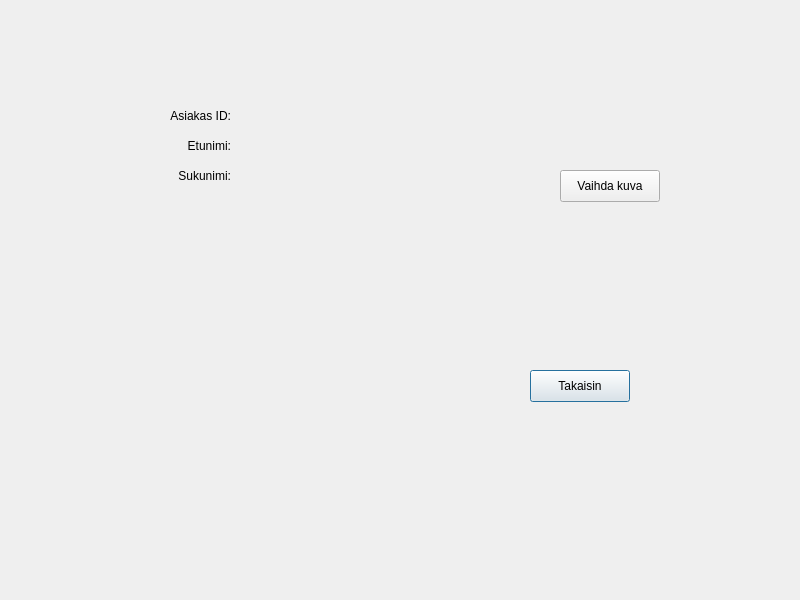
Before: the Qt Designer form bank-automat/customerdata.ui in DeveMike/Software_Development_Application_Project, drawn with Qt 5.
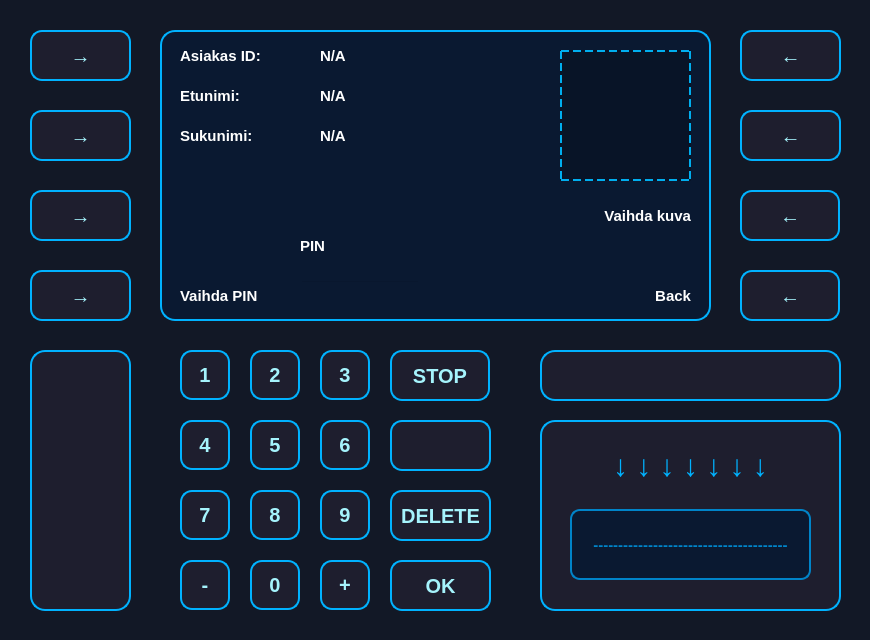
After: the same form once the commit is applied.

Commit message: Customer Information UI + PIN Code Change

Diff of the .ui file:
```diff
--- a/bank-automat/customerdata.ui
+++ b/bank-automat/customerdata.ui
@@ -6,122 +6,216 @@
    <rect>
     <x>0</x>
     <y>0</y>
-    <width>800</width>
-    <height>600</height>
+    <width>870</width>
+    <height>640</height>
    </rect>
   </property>
   <property name="windowTitle">
    <string>Dialog</string>
   </property>
+  <property name="styleSheet">
+   <string notr="true">QDialog, QWidget {
+    background-color: #121826;
+}</string>
+  </property>
   <widget class="QLabel" name="labelData">
    <property name="geometry">
     <rect>
-     <x>110</x>
-     <y>100</y>
-     <width>121</width>
-     <height>31</height>
+     <x>180</x>
+     <y>30</y>
+     <width>131</width>
+     <height>51</height>
     </rect>
    </property>
+   <property name="styleSheet">
+    <string notr="true">font-size: 15px;
+color: white;
+font-weight: bold;
+background-color: transparent;
+text-transform: uppercase;</string>
+   </property>
    <property name="text">
     <string>Asiakas ID:</string>
    </property>
    <property name="alignment">
-    <set>Qt::AlignmentFlag::AlignRight|Qt::AlignmentFlag::AlignTrailing|Qt::AlignmentFlag::AlignVCenter</set>
+    <set>Qt::AlignmentFlag::AlignLeading|Qt::AlignmentFlag::AlignLeft|Qt::AlignmentFlag::AlignVCenter</set>
    </property>
   </widget>
   <widget class="QLabel" name="labelData_2">
    <property name="geometry">
     <rect>
-     <x>110</x>
-     <y>160</y>
-     <width>121</width>
-     <height>31</height>
+     <x>180</x>
+     <y>110</y>
+     <width>131</width>
+     <height>51</height>
     </rect>
    </property>
+   <property name="styleSheet">
+    <string notr="true">font-size: 15px;
+color: white;
+font-weight: bold;
+background-color: transparent;
+text-transform: uppercase;</string>
+   </property>
    <property name="text">
     <string>Sukunimi:</string>
    </property>
    <property name="alignment">
-    <set>Qt::AlignmentFlag::AlignRight|Qt::AlignmentFlag::AlignTrailing|Qt::AlignmentFlag::AlignVCenter</set>
+    <set>Qt::AlignmentFlag::AlignLeading|Qt::AlignmentFlag::AlignLeft|Qt::AlignmentFlag::AlignVCenter</set>
    </property>
   </widget>
   <widget class="QLabel" name="labelData_3">
    <property name="geometry">
     <rect>
-     <x>110</x>
-     <y>130</y>
-     <width>121</width>
-     <height>31</height>
+     <x>180</x>
+     <y>70</y>
+     <width>131</width>
+     <height>51</height>
     </rect>
    </property>
+   <property name="styleSheet">
+    <string notr="true">font-size: 15px;
+color: white;
+font-weight: bold;
+background-color: transparent;
+text-transform: uppercase;</string>
+   </property>
    <property name="text">
     <string>Etunimi:</string>
    </property>
    <property name="alignment">
-    <set>Qt::AlignmentFlag::AlignRight|Qt::AlignmentFlag::AlignTrailing|Qt::AlignmentFlag::AlignVCenter</set>
+    <set>Qt::AlignmentFlag::AlignLeading|Qt::AlignmentFlag::AlignLeft|Qt::AlignmentFlag::AlignVCenter</set>
    </property>
   </widget>
   <widget class="QLabel" name="labelID">
    <property name="geometry">
     <rect>
-     <x>240</x>
-     <y>100</y>
-     <width>151</width>
+     <x>320</x>
+     <y>40</y>
+     <width>161</width>
      <height>31</height>
     </rect>
    </property>
+   <property name="styleSheet">
+    <string notr="true">font-size: 15px;
+color: white;
+font-weight: bold;
+background-color: transparent;
+text-transform: uppercase;</string>
+   </property>
    <property name="text">
-    <string/>
+    <string>N/A</string>
    </property>
   </widget>
   <widget class="QLabel" name="labelFname">
    <property name="geometry">
     <rect>
-     <x>240</x>
-     <y>130</y>
+     <x>320</x>
+     <y>80</y>
      <width>161</width>
      <height>31</height>
     </rect>
    </property>
+   <property name="styleSheet">
+    <string notr="true">font-size: 15px;
+color: white;
+font-weight: bold;
+background-color: transparent;
+text-transform: uppercase;</string>
+   </property>
    <property name="text">
-    <string/>
+    <string>N/A</string>
    </property>
   </widget>
   <widget class="QLabel" name="labelLname">
    <property name="geometry">
     <rect>
-     <x>240</x>
-     <y>160</y>
-     <width>151</width>
+     <x>320</x>
+     <y>120</y>
+     <width>161</width>
      <height>31</height>
     </rect>
    </property>
+   <property name="styleSheet">
+    <string notr="true">font-size: 15px;
+color: white;
+font-weight: bold;
+background-color: transparent;
+text-transform: uppercase;</string>
+   </property>
    <property name="text">
-    <string/>
+    <string>N/A</string>
    </property>
   </widget>
   <widget class="QPushButton" name="btnBack">
    <property name="geometry">
     <rect>
-     <x>530</x>
-     <y>370</y>
+     <x>740</x>
+     <y>270</y>
      <width>100</width>
-     <height>32</height>
+     <height>51</height>
     </rect>
    </property>
+   <property name="styleSheet">
+    <string notr="true">QPushButton {
+    background-color: #1E1E2E;
+    color: #A5F3FC;
+    font-size: 20px;
+    font-weight: bold;
+    border: 2px solid #00B2FF;
+    border-radius: 12px;
+    padding: 10px;
+    box-shadow: 0px 4px 10px rgba(0, 178, 255, 0.3);
+    transition: all 0.2s ease-in-out;
+}
+
+QPushButton:hover {
+    background-color: #00B2FF;
+    color: #1E1E2E;
+    border: 2px solid #A5F3FC;
+    box-shadow: 0px 4px 15px rgba(165, 243, 252, 0.6);
+    transform: scale(1.05);
+}
+
+QPushButton:pressed {
+    background-color: #0084C9;
+    color: #FFFFFF;
+    box-shadow: inset 0px 4px 8px rgba(0, 0, 0, 0.5);
+    transform: scale(0.95);
+}
+</string>
+   </property>
    <property name="text">
-    <string>Takaisin</string>
+    <string>←</string>
    </property>
   </widget>
   <widget class="QLabel" name="lblThumbnail">
    <property name="geometry">
     <rect>
-     <x>550</x>
+     <x>560</x>
      <y>50</y>
-     <width>111</width>
-     <height>101</height>
+     <width>131</width>
+     <height>131</height>
     </rect>
    </property>
+   <property name="styleSheet">
+    <string notr="true">QLabel#lblThumbnail {
+    border: 2px dashed #00AEEF;
+    background-color: rgba(0, 0, 0, 50);
+    color: #00AEEF;
+    font: bold 16px Arial;
+    qproperty-alignment: AlignCenter;
+    background: qradialgradient(
+        cx:0.5, cy:0.3, radius: 0.2, 
+        stop:0 #00AEEF, stop:1 transparent
+    ),
+    qradialgradient(
+        cx:0.5, cy:0.7, radius: 0.4, 
+        stop:0 #00AEEF, stop:1 transparent
+    );
+}
+</string>
+   </property>
    <property name="text">
     <string/>
    </property>
@@ -129,16 +223,1422 @@
   <widget class="QPushButton" name="btnUploadThumbnail">
    <property name="geometry">
     <rect>
-     <x>560</x>
-     <y>170</y>
-     <width>100</width>
-     <height>32</height>
-    </rect>
+     <x>740</x>
+     <y>190</y>
+     <width>100</width>
+     <height>51</height>
+    </rect>
+   </property>
+   <property name="styleSheet">
+    <string notr="true">QPushButton {
+    background-color: #1E1E2E;
+    color: #A5F3FC;
+    font-size: 20px;
+    font-weight: bold;
+    border: 2px solid #00B2FF;
+    border-radius: 12px;
+    padding: 10px;
+    box-shadow: 0px 4px 10px rgba(0, 178, 255, 0.3);
+    transition: all 0.2s ease-in-out;
+}
+
+QPushButton:hover {
+    background-color: #00B2FF;
+    color: #1E1E2E;
+    border: 2px solid #A5F3FC;
+    box-shadow: 0px 4px 15px rgba(165, 243, 252, 0.6);
+    transform: scale(1.05);
+}
+
+QPushButton:pressed {
+    background-color: #0084C9;
+    color: #FFFFFF;
+    box-shadow: inset 0px 4px 8px rgba(0, 0, 0, 0.5);
+    transform: scale(0.95);
+}
+</string>
+   </property>
+   <property name="text">
+    <string>←</string>
+   </property>
+  </widget>
+  <widget class="QPushButton" name="btnOK">
+   <property name="geometry">
+    <rect>
+     <x>390</x>
+     <y>560</y>
+     <width>101</width>
+     <height>51</height>
+    </rect>
+   </property>
+   <property name="layoutDirection">
+    <enum>Qt::LayoutDirection::LeftToRight</enum>
+   </property>
+   <property name="styleSheet">
+    <string notr="true">QPushButton {
+    background-color: #1E1E2E;
+    color: #A5F3FC;
+    font-size: 20px;
+    font-weight: bold;
+    border: 2px solid #00B2FF;
+    border-radius: 12px;
+    padding: 10px;
+    box-shadow: 0px 4px 10px rgba(0, 178, 255, 0.3);
+    transition: all 0.2s ease-in-out;
+}
+
+QPushButton:hover {
+    background-color: #00B2FF;
+    color: #1E1E2E;
+    border: 2px solid #A5F3FC;
+    box-shadow: 0px 4px 15px rgba(165, 243, 252, 0.6);
+    transform: scale(1.05);
+}
+
+QPushButton:pressed {
+    background-color: #0084C9;
+    color: #FFFFFF;
+    box-shadow: inset 0px 4px 8px rgba(0, 0, 0, 0.5);
+    transform: scale(0.95);
+}
+</string>
+   </property>
+   <property name="text">
+    <string>OK</string>
+   </property>
+  </widget>
+  <widget class="QPushButton" name="btn_4">
+   <property name="geometry">
+    <rect>
+     <x>180</x>
+     <y>420</y>
+     <width>50</width>
+     <height>50</height>
+    </rect>
+   </property>
+   <property name="font">
+    <font>
+     <pointsize>-1</pointsize>
+     <bold>true</bold>
+     <kerning>true</kerning>
+    </font>
+   </property>
+   <property name="styleSheet">
+    <string notr="true">QPushButton {
+    background-color: #1E1E2E;
+    color: #A5F3FC;
+    font-size: 20px;
+    font-weight: bold;
+    border: 2px solid #00B2FF;
+    border-radius: 12px;
+    padding: 10px;
+    box-shadow: 0px 4px 10px rgba(0, 178, 255, 0.3);
+    transition: all 0.2s ease-in-out;
+}
+
+QPushButton:hover {
+    background-color: #00B2FF;
+    color: #1E1E2E;
+    border: 2px solid #A5F3FC;
+    box-shadow: 0px 4px 15px rgba(165, 243, 252, 0.6);
+    transform: scale(1.05);
+}
+
+QPushButton:pressed {
+    background-color: #0084C9;
+    color: #FFFFFF;
+    box-shadow: inset 0px 4px 8px rgba(0, 0, 0, 0.5);
+    transform: scale(0.95);
+}
+</string>
+   </property>
+   <property name="text">
+    <string>4</string>
+   </property>
+  </widget>
+  <widget class="QListWidget" name="listWidget">
+   <property name="geometry">
+    <rect>
+     <x>160</x>
+     <y>30</y>
+     <width>551</width>
+     <height>291</height>
+    </rect>
+   </property>
+   <property name="styleSheet">
+    <string notr="true">QListWidget {
+    background-color: #0A1931;
+    border: 2px solid #00B2FF;
+    border-radius: 15px;
+    padding: 10px;
+    color: #A5F3FC;
+    font-size: 18px;
+    font-weight: bold;
+}
+</string>
+   </property>
+  </widget>
+  <widget class="QLabel" name="cardSlot">
+   <property name="geometry">
+    <rect>
+     <x>540</x>
+     <y>420</y>
+     <width>301</width>
+     <height>191</height>
+    </rect>
+   </property>
+   <property name="styleSheet">
+    <string notr="true">QLabel#cardSlot {
+    background-color: #1E1E2E;
+    border: 2px solid #00B2FF;
+    border-radius: 15px;
+    min-width: 160px;
+    min-height: 60px;
+    text-align: center;
+    color: #A5F3FC;
+    font-size: 16px;
+    font-weight: bold;
+    box-shadow: inset 0px 5px 10px rgba(0, 0, 0, 0.6);
+}
+</string>
+   </property>
+   <property name="text">
+    <string/>
+   </property>
+  </widget>
+  <widget class="QPushButton" name="btn_7">
+   <property name="geometry">
+    <rect>
+     <x>180</x>
+     <y>490</y>
+     <width>50</width>
+     <height>50</height>
+    </rect>
+   </property>
+   <property name="font">
+    <font>
+     <pointsize>-1</pointsize>
+     <bold>true</bold>
+     <kerning>true</kerning>
+    </font>
+   </property>
+   <property name="styleSheet">
+    <string notr="true">QPushButton {
+    background-color: #1E1E2E;
+    color: #A5F3FC;
+    font-size: 20px;
+    font-weight: bold;
+    border: 2px solid #00B2FF;
+    border-radius: 12px;
+    padding: 10px;
+    box-shadow: 0px 4px 10px rgba(0, 178, 255, 0.3);
+    transition: all 0.2s ease-in-out;
+}
+
+QPushButton:hover {
+    background-color: #00B2FF;
+    color: #1E1E2E;
+    border: 2px solid #A5F3FC;
+    box-shadow: 0px 4px 15px rgba(165, 243, 252, 0.6);
+    transform: scale(1.05);
+}
+
+QPushButton:pressed {
+    background-color: #0084C9;
+    color: #FFFFFF;
+    box-shadow: inset 0px 4px 8px rgba(0, 0, 0, 0.5);
+    transform: scale(0.95);
+}
+</string>
+   </property>
+   <property name="text">
+    <string>7</string>
+   </property>
+  </widget>
+  <widget class="QPushButton" name="btn_10">
+   <property name="geometry">
+    <rect>
+     <x>320</x>
+     <y>560</y>
+     <width>50</width>
+     <height>50</height>
+    </rect>
+   </property>
+   <property name="font">
+    <font>
+     <pointsize>-1</pointsize>
+     <bold>true</bold>
+     <kerning>true</kerning>
+    </font>
+   </property>
+   <property name="styleSheet">
+    <string notr="true">QPushButton {
+    background-color: #1E1E2E;
+    color: #A5F3FC;
+    font-size: 20px;
+    font-weight: bold;
+    border: 2px solid #00B2FF;
+    border-radius: 12px;
+    padding: 10px;
+    box-shadow: 0px 4px 10px rgba(0, 178, 255, 0.3);
+    transition: all 0.2s ease-in-out;
+}
+
+QPushButton:hover {
+    background-color: #00B2FF;
+    color: #1E1E2E;
+    border: 2px solid #A5F3FC;
+    box-shadow: 0px 4px 15px rgba(165, 243, 252, 0.6);
+    transform: scale(1.05);
+}
+
+QPushButton:pressed {
+    background-color: #0084C9;
+    color: #FFFFFF;
+    box-shadow: inset 0px 4px 8px rgba(0, 0, 0, 0.5);
+    transform: scale(0.95);
+}
+</string>
+   </property>
+   <property name="text">
+    <string>+</string>
+   </property>
+  </widget>
+  <widget class="QPushButton" name="btnEmpty_3">
+   <property name="geometry">
+    <rect>
+     <x>740</x>
+     <y>30</y>
+     <width>101</width>
+     <height>51</height>
+    </rect>
+   </property>
+   <property name="layoutDirection">
+    <enum>Qt::LayoutDirection::LeftToRight</enum>
+   </property>
+   <property name="autoFillBackground">
+    <bool>false</bool>
+   </property>
+   <property name="styleSheet">
+    <string notr="true">QPushButton {
+    background-color: #1E1E2E;
+    color: #A5F3FC;
+    font-size: 20px;
+    font-weight: bold;
+    border: 2px solid #00B2FF;
+    border-radius: 12px;
+    padding: 10px;
+    box-shadow: 0px 4px 10px rgba(0, 178, 255, 0.3);
+    transition: all 0.2s ease-in-out;
+}
+
+QPushButton:hover {
+    background-color: #00B2FF;
+    color: #1E1E2E;
+    border: 2px solid #A5F3FC;
+    box-shadow: 0px 4px 15px rgba(165, 243, 252, 0.6);
+    transform: scale(1.05);
+}
+
+QPushButton:pressed {
+    background-color: #0084C9;
+    color: #FFFFFF;
+    box-shadow: inset 0px 4px 8px rgba(0, 0, 0, 0.5);
+    transform: scale(0.95);
+}
+</string>
+   </property>
+   <property name="text">
+    <string>←</string>
+   </property>
+  </widget>
+  <widget class="QPushButton" name="btnPIN">
+   <property name="geometry">
+    <rect>
+     <x>30</x>
+     <y>270</y>
+     <width>101</width>
+     <height>51</height>
+    </rect>
+   </property>
+   <property name="layoutDirection">
+    <enum>Qt::LayoutDirection::LeftToRight</enum>
+   </property>
+   <property name="autoFillBackground">
+    <bool>false</bool>
+   </property>
+   <property name="styleSheet">
+    <string notr="true">QPushButton {
+    background-color: #1E1E2E;
+    color: #A5F3FC;
+    font-size: 20px;
+    font-weight: bold;
+    border: 2px solid #00B2FF;
+    border-radius: 12px;
+    padding: 10px;
+    box-shadow: 0px 4px 10px rgba(0, 178, 255, 0.3);
+    transition: all 0.2s ease-in-out;
+}
+
+QPushButton:hover {
+    background-color: #00B2FF;
+    color: #1E1E2E;
+    border: 2px solid #A5F3FC;
+    box-shadow: 0px 4px 15px rgba(165, 243, 252, 0.6);
+    transform: scale(1.05);
+}
+
+QPushButton:pressed {
+    background-color: #0084C9;
+    color: #FFFFFF;
+    box-shadow: inset 0px 4px 8px rgba(0, 0, 0, 0.5);
+    transform: scale(0.95);
+}
+</string>
+   </property>
+   <property name="text">
+    <string>→</string>
+   </property>
+  </widget>
+  <widget class="QPushButton" name="btnEmpty_5">
+   <property name="geometry">
+    <rect>
+     <x>30</x>
+     <y>110</y>
+     <width>101</width>
+     <height>51</height>
+    </rect>
+   </property>
+   <property name="layoutDirection">
+    <enum>Qt::LayoutDirection::LeftToRight</enum>
+   </property>
+   <property name="autoFillBackground">
+    <bool>false</bool>
+   </property>
+   <property name="styleSheet">
+    <string notr="true">QPushButton {
+    background-color: #1E1E2E;
+    color: #A5F3FC;
+    font-size: 20px;
+    font-weight: bold;
+    border: 2px solid #00B2FF;
+    border-radius: 12px;
+    padding: 10px;
+    box-shadow: 0px 4px 10px rgba(0, 178, 255, 0.3);
+    transition: all 0.2s ease-in-out;
+}
+
+QPushButton:hover {
+    background-color: #00B2FF;
+    color: #1E1E2E;
+    border: 2px solid #A5F3FC;
+    box-shadow: 0px 4px 15px rgba(165, 243, 252, 0.6);
+    transform: scale(1.05);
+}
+
+QPushButton:pressed {
+    background-color: #0084C9;
+    color: #FFFFFF;
+    box-shadow: inset 0px 4px 8px rgba(0, 0, 0, 0.5);
+    transform: scale(0.95);
+}
+</string>
+   </property>
+   <property name="text">
+    <string>→</string>
+   </property>
+  </widget>
+  <widget class="QPushButton" name="btn_1">
+   <property name="geometry">
+    <rect>
+     <x>180</x>
+     <y>350</y>
+     <width>50</width>
+     <height>50</height>
+    </rect>
+   </property>
+   <property name="font">
+    <font>
+     <pointsize>-1</pointsize>
+     <bold>true</bold>
+     <kerning>true</kerning>
+    </font>
+   </property>
+   <property name="styleSheet">
+    <string notr="true">QPushButton {
+    background-color: #1E1E2E;
+    color: #A5F3FC;
+    font-size: 20px;
+    font-weight: bold;
+    border: 2px solid #00B2FF;
+    border-radius: 12px;
+    padding: 10px;
+    box-shadow: 0px 4px 10px rgba(0, 178, 255, 0.3);
+    transition: all 0.2s ease-in-out;
+}
+
+QPushButton:hover {
+    background-color: #00B2FF;
+    color: #1E1E2E;
+    border: 2px solid #A5F3FC;
+    box-shadow: 0px 4px 15px rgba(165, 243, 252, 0.6);
+    transform: scale(1.05);
+}
+
+QPushButton:pressed {
+    background-color: #0084C9;
+    color: #FFFFFF;
+    box-shadow: inset 0px 4px 8px rgba(0, 0, 0, 0.5);
+    transform: scale(0.95);
+}
+</string>
+   </property>
+   <property name="text">
+    <string>1</string>
+   </property>
+  </widget>
+  <widget class="QPushButton" name="btnEmpty_4">
+   <property name="geometry">
+    <rect>
+     <x>30</x>
+     <y>30</y>
+     <width>101</width>
+     <height>51</height>
+    </rect>
+   </property>
+   <property name="layoutDirection">
+    <enum>Qt::LayoutDirection::LeftToRight</enum>
+   </property>
+   <property name="autoFillBackground">
+    <bool>false</bool>
+   </property>
+   <property name="styleSheet">
+    <string notr="true">QPushButton {
+    background-color: #1E1E2E;
+    color: #A5F3FC;
+    font-size: 20px;
+    font-weight: bold;
+    border: 2px solid #00B2FF;
+    border-radius: 12px;
+    padding: 10px;
+    box-shadow: 0px 4px 10px rgba(0, 178, 255, 0.3);
+    transition: all 0.2s ease-in-out;
+}
+
+QPushButton:hover {
+    background-color: #00B2FF;
+    color: #1E1E2E;
+    border: 2px solid #A5F3FC;
+    box-shadow: 0px 4px 15px rgba(165, 243, 252, 0.6);
+    transform: scale(1.05);
+}
+
+QPushButton:pressed {
+    background-color: #0084C9;
+    color: #FFFFFF;
+    box-shadow: inset 0px 4px 8px rgba(0, 0, 0, 0.5);
+    transform: scale(0.95);
+}
+</string>
+   </property>
+   <property name="text">
+    <string>→</string>
+   </property>
+  </widget>
+  <widget class="QPushButton" name="btn_15">
+   <property name="geometry">
+    <rect>
+     <x>390</x>
+     <y>420</y>
+     <width>101</width>
+     <height>51</height>
+    </rect>
+   </property>
+   <property name="font">
+    <font>
+     <pointsize>-1</pointsize>
+     <bold>true</bold>
+     <kerning>true</kerning>
+    </font>
+   </property>
+   <property name="styleSheet">
+    <string notr="true">QPushButton {
+    background-color: #1E1E2E;
+    color: #A5F3FC;
+    font-size: 20px;
+    font-weight: bold;
+    border: 2px solid #00B2FF;
+    border-radius: 12px;
+    padding: 10px;
+    box-shadow: 0px 4px 10px rgba(0, 178, 255, 0.3);
+    transition: all 0.2s ease-in-out;
+}
+
+QPushButton:hover {
+    background-color: #00B2FF;
+    color: #1E1E2E;
+    border: 2px solid #A5F3FC;
+    box-shadow: 0px 4px 15px rgba(165, 243, 252, 0.6);
+    transform: scale(1.05);
+}
+
+QPushButton:pressed {
+    background-color: #0084C9;
+    color: #FFFFFF;
+    box-shadow: inset 0px 4px 8px rgba(0, 0, 0, 0.5);
+    transform: scale(0.95);
+}
+</string>
+   </property>
+   <property name="text">
+    <string/>
+   </property>
+  </widget>
+  <widget class="QPushButton" name="btnEmpty_2">
+   <property name="geometry">
+    <rect>
+     <x>740</x>
+     <y>110</y>
+     <width>101</width>
+     <height>51</height>
+    </rect>
+   </property>
+   <property name="layoutDirection">
+    <enum>Qt::LayoutDirection::LeftToRight</enum>
+   </property>
+   <property name="autoFillBackground">
+    <bool>false</bool>
+   </property>
+   <property name="styleSheet">
+    <string notr="true">QPushButton {
+    background-color: #1E1E2E;
+    color: #A5F3FC;
+    font-size: 20px;
+    font-weight: bold;
+    border: 2px solid #00B2FF;
+    border-radius: 12px;
+    padding: 10px;
+    box-shadow: 0px 4px 10px rgba(0, 178, 255, 0.3);
+    transition: all 0.2s ease-in-out;
+}
+
+QPushButton:hover {
+    background-color: #00B2FF;
+    color: #1E1E2E;
+    border: 2px solid #A5F3FC;
+    box-shadow: 0px 4px 15px rgba(165, 243, 252, 0.6);
+    transform: scale(1.05);
+}
+
+QPushButton:pressed {
+    background-color: #0084C9;
+    color: #FFFFFF;
+    box-shadow: inset 0px 4px 8px rgba(0, 0, 0, 0.5);
+    transform: scale(0.95);
+}
+</string>
+   </property>
+   <property name="text">
+    <string>←</string>
+   </property>
+  </widget>
+  <widget class="QLabel" name="cardSlot_2">
+   <property name="geometry">
+    <rect>
+     <x>540</x>
+     <y>350</y>
+     <width>301</width>
+     <height>51</height>
+    </rect>
+   </property>
+   <property name="styleSheet">
+    <string notr="true">QLabel#cardSlot_2 {
+    background-color: #1E1E2E;
+    border: 2px solid #00B2FF;
+    border-radius: 15px;
+    text-align: center;
+    color: #A5F3FC;
+    font-size: 16px;
+    font-weight: bold;
+    box-shadow: inset 0px 5px 10px rgba(0, 0, 0, 0.6);
+}
+</string>
+   </property>
+   <property name="text">
+    <string/>
+   </property>
+  </widget>
+  <widget class="QPushButton" name="btn_9">
+   <property name="geometry">
+    <rect>
+     <x>320</x>
+     <y>490</y>
+     <width>50</width>
+     <height>50</height>
+    </rect>
+   </property>
+   <property name="font">
+    <font>
+     <pointsize>-1</pointsize>
+     <bold>true</bold>
+     <kerning>true</kerning>
+    </font>
+   </property>
+   <property name="styleSheet">
+    <string notr="true">QPushButton {
+    background-color: #1E1E2E;
+    color: #A5F3FC;
+    font-size: 20px;
+    font-weight: bold;
+    border: 2px solid #00B2FF;
+    border-radius: 12px;
+    padding: 10px;
+    box-shadow: 0px 4px 10px rgba(0, 178, 255, 0.3);
+    transition: all 0.2s ease-in-out;
+}
+
+QPushButton:hover {
+    background-color: #00B2FF;
+    color: #1E1E2E;
+    border: 2px solid #A5F3FC;
+    box-shadow: 0px 4px 15px rgba(165, 243, 252, 0.6);
+    transform: scale(1.05);
+}
+
+QPushButton:pressed {
+    background-color: #0084C9;
+    color: #FFFFFF;
+    box-shadow: inset 0px 4px 8px rgba(0, 0, 0, 0.5);
+    transform: scale(0.95);
+}
+</string>
+   </property>
+   <property name="text">
+    <string>9</string>
+   </property>
+  </widget>
+  <widget class="QPushButton" name="btn_11">
+   <property name="geometry">
+    <rect>
+     <x>180</x>
+     <y>560</y>
+     <width>50</width>
+     <height>50</height>
+    </rect>
+   </property>
+   <property name="font">
+    <font>
+     <pointsize>-1</pointsize>
+     <bold>true</bold>
+     <kerning>true</kerning>
+    </font>
+   </property>
+   <property name="styleSheet">
+    <string notr="true">QPushButton {
+    background-color: #1E1E2E;
+    color: #A5F3FC;
+    font-size: 20px;
+    font-weight: bold;
+    border: 2px solid #00B2FF;
+    border-radius: 12px;
+    padding: 10px;
+    box-shadow: 0px 4px 10px rgba(0, 178, 255, 0.3);
+    transition: all 0.2s ease-in-out;
+}
+
+QPushButton:hover {
+    background-color: #00B2FF;
+    color: #1E1E2E;
+    border: 2px solid #A5F3FC;
+    box-shadow: 0px 4px 15px rgba(165, 243, 252, 0.6);
+    transform: scale(1.05);
+}
+
+QPushButton:pressed {
+    background-color: #0084C9;
+    color: #FFFFFF;
+    box-shadow: inset 0px 4px 8px rgba(0, 0, 0, 0.5);
+    transform: scale(0.95);
+}
+</string>
+   </property>
+   <property name="text">
+    <string>-</string>
+   </property>
+  </widget>
+  <widget class="QPushButton" name="btn_2">
+   <property name="geometry">
+    <rect>
+     <x>250</x>
+     <y>350</y>
+     <width>50</width>
+     <height>50</height>
+    </rect>
+   </property>
+   <property name="font">
+    <font>
+     <pointsize>-1</pointsize>
+     <bold>true</bold>
+     <kerning>true</kerning>
+    </font>
+   </property>
+   <property name="styleSheet">
+    <string notr="true">QPushButton {
+    background-color: #1E1E2E;
+    color: #A5F3FC;
+    font-size: 20px;
+    font-weight: bold;
+    border: 2px solid #00B2FF;
+    border-radius: 12px;
+    padding: 10px;
+    box-shadow: 0px 4px 10px rgba(0, 178, 255, 0.3);
+    transition: all 0.2s ease-in-out;
+}
+
+QPushButton:hover {
+    background-color: #00B2FF;
+    color: #1E1E2E;
+    border: 2px solid #A5F3FC;
+    box-shadow: 0px 4px 15px rgba(165, 243, 252, 0.6);
+    transform: scale(1.05);
+}
+
+QPushButton:pressed {
+    background-color: #0084C9;
+    color: #FFFFFF;
+    box-shadow: inset 0px 4px 8px rgba(0, 0, 0, 0.5);
+    transform: scale(0.95);
+}
+</string>
+   </property>
+   <property name="text">
+    <string>2</string>
+   </property>
+  </widget>
+  <widget class="QPushButton" name="btn_0">
+   <property name="geometry">
+    <rect>
+     <x>250</x>
+     <y>560</y>
+     <width>50</width>
+     <height>50</height>
+    </rect>
+   </property>
+   <property name="font">
+    <font>
+     <pointsize>-1</pointsize>
+     <bold>true</bold>
+     <kerning>true</kerning>
+    </font>
+   </property>
+   <property name="styleSheet">
+    <string notr="true">QPushButton {
+    background-color: #1E1E2E;
+    color: #A5F3FC;
+    font-size: 20px;
+    font-weight: bold;
+    border: 2px solid #00B2FF;
+    border-radius: 12px;
+    padding: 10px;
+    box-shadow: 0px 4px 10px rgba(0, 178, 255, 0.3);
+    transition: all 0.2s ease-in-out;
+}
+
+QPushButton:hover {
+    background-color: #00B2FF;
+    color: #1E1E2E;
+    border: 2px solid #A5F3FC;
+    box-shadow: 0px 4px 15px rgba(165, 243, 252, 0.6);
+    transform: scale(1.05);
+}
+
+QPushButton:pressed {
+    background-color: #0084C9;
+    color: #FFFFFF;
+    box-shadow: inset 0px 4px 8px rgba(0, 0, 0, 0.5);
+    transform: scale(0.95);
+}
+</string>
+   </property>
+   <property name="text">
+    <string>0</string>
+   </property>
+  </widget>
+  <widget class="QPushButton" name="btnBack_2">
+   <property name="geometry">
+    <rect>
+     <x>390</x>
+     <y>350</y>
+     <width>100</width>
+     <height>51</height>
+    </rect>
+   </property>
+   <property name="styleSheet">
+    <string notr="true">QPushButton {
+    background-color: #1E1E2E;
+    color: #A5F3FC;
+    font-size: 20px;
+    font-weight: bold;
+    border: 2px solid #00B2FF;
+    border-radius: 12px;
+    padding: 10px;
+    box-shadow: 0px 4px 10px rgba(0, 178, 255, 0.3);
+    transition: all 0.2s ease-in-out;
+}
+
+QPushButton:hover {
+    background-color: #00B2FF;
+    color: #1E1E2E;
+    border: 2px solid #A5F3FC;
+    box-shadow: 0px 4px 15px rgba(165, 243, 252, 0.6);
+    transform: scale(1.05);
+}
+
+QPushButton:pressed {
+    background-color: #0084C9;
+    color: #FFFFFF;
+    box-shadow: inset 0px 4px 8px rgba(0, 0, 0, 0.5);
+    transform: scale(0.95);
+}
+</string>
+   </property>
+   <property name="text">
+    <string>STOP</string>
+   </property>
+  </widget>
+  <widget class="QPushButton" name="btnEmpty_6">
+   <property name="geometry">
+    <rect>
+     <x>30</x>
+     <y>190</y>
+     <width>101</width>
+     <height>51</height>
+    </rect>
+   </property>
+   <property name="layoutDirection">
+    <enum>Qt::LayoutDirection::LeftToRight</enum>
+   </property>
+   <property name="autoFillBackground">
+    <bool>false</bool>
+   </property>
+   <property name="styleSheet">
+    <string notr="true">QPushButton {
+    background-color: #1E1E2E;
+    color: #A5F3FC;
+    font-size: 20px;
+    font-weight: bold;
+    border: 2px solid #00B2FF;
+    border-radius: 12px;
+    padding: 10px;
+    box-shadow: 0px 4px 10px rgba(0, 178, 255, 0.3);
+    transition: all 0.2s ease-in-out;
+}
+
+QPushButton:hover {
+    background-color: #00B2FF;
+    color: #1E1E2E;
+    border: 2px solid #A5F3FC;
+    box-shadow: 0px 4px 15px rgba(165, 243, 252, 0.6);
+    transform: scale(1.05);
+}
+
+QPushButton:pressed {
+    background-color: #0084C9;
+    color: #FFFFFF;
+    box-shadow: inset 0px 4px 8px rgba(0, 0, 0, 0.5);
+    transform: scale(0.95);
+}
+</string>
+   </property>
+   <property name="text">
+    <string>→</string>
+   </property>
+  </widget>
+  <widget class="QLabel" name="cardArrow">
+   <property name="geometry">
+    <rect>
+     <x>570</x>
+     <y>430</y>
+     <width>241</width>
+     <height>71</height>
+    </rect>
+   </property>
+   <property name="styleSheet">
+    <string notr="true">QLabel#cardArrow {
+    font-size: 30px;
+    color: #00B2FF;
+    font-weight: bold;
+    text-align: center;
+    min-width: 30px;
+    min-height: 30px;
+	background-color: transparent;
+}
+</string>
+   </property>
+   <property name="text">
+    <string>↓ ↓ ↓ ↓ ↓ ↓ ↓</string>
+   </property>
+   <property name="alignment">
+    <set>Qt::AlignmentFlag::AlignCenter</set>
+   </property>
+  </widget>
+  <widget class="QPushButton" name="btn_8">
+   <property name="geometry">
+    <rect>
+     <x>250</x>
+     <y>490</y>
+     <width>50</width>
+     <height>50</height>
+    </rect>
+   </property>
+   <property name="font">
+    <font>
+     <pointsize>-1</pointsize>
+     <bold>true</bold>
+     <kerning>true</kerning>
+    </font>
+   </property>
+   <property name="styleSheet">
+    <string notr="true">QPushButton {
+    background-color: #1E1E2E;
+    color: #A5F3FC;
+    font-size: 20px;
+    font-weight: bold;
+    border: 2px solid #00B2FF;
+    border-radius: 12px;
+    padding: 10px;
+    box-shadow: 0px 4px 10px rgba(0, 178, 255, 0.3);
+    transition: all 0.2s ease-in-out;
+}
+
+QPushButton:hover {
+    background-color: #00B2FF;
+    color: #1E1E2E;
+    border: 2px solid #A5F3FC;
+    box-shadow: 0px 4px 15px rgba(165, 243, 252, 0.6);
+    transform: scale(1.05);
+}
+
+QPushButton:pressed {
+    background-color: #0084C9;
+    color: #FFFFFF;
+    box-shadow: inset 0px 4px 8px rgba(0, 0, 0, 0.5);
+    transform: scale(0.95);
+}
+</string>
+   </property>
+   <property name="text">
+    <string>8</string>
+   </property>
+  </widget>
+  <widget class="QPushButton" name="btn_14">
+   <property name="geometry">
+    <rect>
+     <x>390</x>
+     <y>490</y>
+     <width>101</width>
+     <height>51</height>
+    </rect>
+   </property>
+   <property name="font">
+    <font>
+     <pointsize>-1</pointsize>
+     <bold>true</bold>
+     <kerning>true</kerning>
+    </font>
+   </property>
+   <property name="styleSheet">
+    <string notr="true">QPushButton {
+    background-color: #1E1E2E;
+    color: #A5F3FC;
+    font-size: 20px;
+    font-weight: bold;
+    border: 2px solid #00B2FF;
+    border-radius: 12px;
+    padding: 10px;
+    box-shadow: 0px 4px 10px rgba(0, 178, 255, 0.3);
+    transition: all 0.2s ease-in-out;
+}
+
+QPushButton:hover {
+    background-color: #00B2FF;
+    color: #1E1E2E;
+    border: 2px solid #A5F3FC;
+    box-shadow: 0px 4px 15px rgba(165, 243, 252, 0.6);
+    transform: scale(1.05);
+}
+
+QPushButton:pressed {
+    background-color: #0084C9;
+    color: #FFFFFF;
+    box-shadow: inset 0px 4px 8px rgba(0, 0, 0, 0.5);
+    transform: scale(0.95);
+}
+</string>
+   </property>
+   <property name="text">
+    <string>DELETE</string>
+   </property>
+  </widget>
+  <widget class="QLabel" name="txtBack">
+   <property name="geometry">
+    <rect>
+     <x>550</x>
+     <y>270</y>
+     <width>141</width>
+     <height>51</height>
+    </rect>
+   </property>
+   <property name="styleSheet">
+    <string notr="true">font-size: 15px;
+color: white;
+font-weight: bold;
+background-color: transparent;
+text-transform: uppercase;</string>
+   </property>
+   <property name="text">
+    <string>Back</string>
+   </property>
+   <property name="alignment">
+    <set>Qt::AlignmentFlag::AlignRight|Qt::AlignmentFlag::AlignTrailing|Qt::AlignmentFlag::AlignVCenter</set>
+   </property>
+  </widget>
+  <widget class="QPushButton" name="btn_5">
+   <property name="geometry">
+    <rect>
+     <x>250</x>
+     <y>420</y>
+     <width>50</width>
+     <height>50</height>
+    </rect>
+   </property>
+   <property name="font">
+    <font>
+     <pointsize>-1</pointsize>
+     <bold>true</bold>
+     <kerning>true</kerning>
+    </font>
+   </property>
+   <property name="styleSheet">
+    <string notr="true">QPushButton {
+    background-color: #1E1E2E;
+    color: #A5F3FC;
+    font-size: 20px;
+    font-weight: bold;
+    border: 2px solid #00B2FF;
+    border-radius: 12px;
+    padding: 10px;
+    box-shadow: 0px 4px 10px rgba(0, 178, 255, 0.3);
+    transition: all 0.2s ease-in-out;
+}
+
+QPushButton:hover {
+    background-color: #00B2FF;
+    color: #1E1E2E;
+    border: 2px solid #A5F3FC;
+    box-shadow: 0px 4px 15px rgba(165, 243, 252, 0.6);
+    transform: scale(1.05);
+}
+
+QPushButton:pressed {
+    background-color: #0084C9;
+    color: #FFFFFF;
+    box-shadow: inset 0px 4px 8px rgba(0, 0, 0, 0.5);
+    transform: scale(0.95);
+}
+</string>
+   </property>
+   <property name="text">
+    <string>5</string>
+   </property>
+  </widget>
+  <widget class="QLabel" name="cardSlot_3">
+   <property name="geometry">
+    <rect>
+     <x>30</x>
+     <y>350</y>
+     <width>101</width>
+     <height>261</height>
+    </rect>
+   </property>
+   <property name="styleSheet">
+    <string notr="true">QLabel#cardSlot_3 {
+    background-color: #1E1E2E;
+    border: 2px solid #00B2FF;
+    border-radius: 15px;
+    text-align: center;
+    color: #A5F3FC;
+    font-size: 16px;
+    font-weight: bold;
+    box-shadow: inset 0px 5px 10px rgba(0, 0, 0, 0.6);
+}
+</string>
+   </property>
+   <property name="text">
+    <string/>
+   </property>
+  </widget>
+  <widget class="QPushButton" name="btn_6">
+   <property name="geometry">
+    <rect>
+     <x>320</x>
+     <y>420</y>
+     <width>50</width>
+     <height>50</height>
+    </rect>
+   </property>
+   <property name="font">
+    <font>
+     <pointsize>-1</pointsize>
+     <bold>true</bold>
+     <kerning>true</kerning>
+    </font>
+   </property>
+   <property name="styleSheet">
+    <string notr="true">QPushButton {
+    background-color: #1E1E2E;
+    color: #A5F3FC;
+    font-size: 20px;
+    font-weight: bold;
+    border: 2px solid #00B2FF;
+    border-radius: 12px;
+    padding: 10px;
+    box-shadow: 0px 4px 10px rgba(0, 178, 255, 0.3);
+    transition: all 0.2s ease-in-out;
+}
+
+QPushButton:hover {
+    background-color: #00B2FF;
+    color: #1E1E2E;
+    border: 2px solid #A5F3FC;
+    box-shadow: 0px 4px 15px rgba(165, 243, 252, 0.6);
+    transform: scale(1.05);
+}
+
+QPushButton:pressed {
+    background-color: #0084C9;
+    color: #FFFFFF;
+    box-shadow: inset 0px 4px 8px rgba(0, 0, 0, 0.5);
+    transform: scale(0.95);
+}
+</string>
+   </property>
+   <property name="text">
+    <string>6</string>
+   </property>
+  </widget>
+  <widget class="QPushButton" name="btn_3">
+   <property name="geometry">
+    <rect>
+     <x>320</x>
+     <y>350</y>
+     <width>50</width>
+     <height>50</height>
+    </rect>
+   </property>
+   <property name="font">
+    <font>
+     <pointsize>-1</pointsize>
+     <bold>true</bold>
+     <kerning>true</kerning>
+    </font>
+   </property>
+   <property name="styleSheet">
+    <string notr="true">QPushButton {
+    background-color: #1E1E2E;
+    color: #A5F3FC;
+    font-size: 20px;
+    font-weight: bold;
+    border: 2px solid #00B2FF;
+    border-radius: 12px;
+    padding: 10px;
+    box-shadow: 0px 4px 10px rgba(0, 178, 255, 0.3);
+    transition: all 0.2s ease-in-out;
+}
+
+QPushButton:hover {
+    background-color: #00B2FF;
+    color: #1E1E2E;
+    border: 2px solid #A5F3FC;
+    box-shadow: 0px 4px 15px rgba(165, 243, 252, 0.6);
+    transform: scale(1.05);
+}
+
+QPushButton:pressed {
+    background-color: #0084C9;
+    color: #FFFFFF;
+    box-shadow: inset 0px 4px 8px rgba(0, 0, 0, 0.5);
+    transform: scale(0.95);
+}
+</string>
+   </property>
+   <property name="text">
+    <string>3</string>
+   </property>
+  </widget>
+  <widget class="QLabel" name="cardSlotBorder">
+   <property name="geometry">
+    <rect>
+     <x>570</x>
+     <y>509</y>
+     <width>241</width>
+     <height>71</height>
+    </rect>
+   </property>
+   <property name="styleSheet">
+    <string notr="true">QLabel#cardSlotBorder {
+	font-size: 15px;
+	color: #0084C9;
+	font-weight: bold;
+    background-color: #0A1931;
+    border: 2px solid #0084C9;
+    border-radius: 10px;
+    min-width: 140px;
+    min-height: 20px;
+}
+
+</string>
+   </property>
+   <property name="text">
+    <string>---------------------------------------</string>
+   </property>
+   <property name="alignment">
+    <set>Qt::AlignmentFlag::AlignCenter</set>
+   </property>
+  </widget>
+  <widget class="QLabel" name="txtPicture">
+   <property name="geometry">
+    <rect>
+     <x>520</x>
+     <y>200</y>
+     <width>171</width>
+     <height>31</height>
+    </rect>
+   </property>
+   <property name="styleSheet">
+    <string notr="true">font-size: 15px;
+color: white;
+font-weight: bold;
+background-color: transparent;
+text-transform: uppercase;</string>
    </property>
    <property name="text">
     <string>Vaihda kuva</string>
    </property>
+   <property name="alignment">
+    <set>Qt::AlignmentFlag::AlignRight|Qt::AlignmentFlag::AlignTrailing|Qt::AlignmentFlag::AlignVCenter</set>
+   </property>
   </widget>
+  <widget class="QLabel" name="txtPIN">
+   <property name="geometry">
+    <rect>
+     <x>180</x>
+     <y>270</y>
+     <width>141</width>
+     <height>51</height>
+    </rect>
+   </property>
+   <property name="layoutDirection">
+    <enum>Qt::LayoutDirection::LeftToRight</enum>
+   </property>
+   <property name="styleSheet">
+    <string notr="true">font-size: 15px;
+color: white;
+font-weight: bold;
+background-color: transparent;
+text-transform: uppercase;</string>
+   </property>
+   <property name="text">
+    <string>Vaihda PIN</string>
+   </property>
+   <property name="alignment">
+    <set>Qt::AlignmentFlag::AlignLeading|Qt::AlignmentFlag::AlignLeft|Qt::AlignmentFlag::AlignVCenter</set>
+   </property>
+  </widget>
+  <widget class="QLineEdit" name="txtChangePIN">
+   <property name="geometry">
+    <rect>
+     <x>300</x>
+     <y>280</y>
+     <width>120</width>
+     <height>30</height>
+    </rect>
+   </property>
+   <property name="layoutDirection">
+    <enum>Qt::LayoutDirection::LeftToRight</enum>
+   </property>
+   <property name="styleSheet">
+    <string notr="true">font-size: 15px;
+color: white;
+font-weight: bold;
+background-color: transparent;</string>
+   </property>
+  </widget>
+  <widget class="QLabel" name="labelPinINFO">
+   <property name="geometry">
+    <rect>
+     <x>300</x>
+     <y>220</y>
+     <width>251</width>
+     <height>51</height>
+    </rect>
+   </property>
+   <property name="styleSheet">
+    <string notr="true">font-size: 15px;
+color: white;
+font-weight: bold;
+background-color: transparent;
+text-transform: uppercase;</string>
+   </property>
+   <property name="text">
+    <string>PIN</string>
+   </property>
+   <property name="alignment">
+    <set>Qt::AlignmentFlag::AlignLeading|Qt::AlignmentFlag::AlignLeft|Qt::AlignmentFlag::AlignVCenter</set>
+   </property>
+  </widget>
+  <zorder>listWidget</zorder>
+  <zorder>labelID</zorder>
+  <zorder>labelFname</zorder>
+  <zorder>labelLname</zorder>
+  <zorder>btnBack</zorder>
+  <zorder>lblThumbnail</zorder>
+  <zorder>btnUploadThumbnail</zorder>
+  <zorder>btnOK</zorder>
+  <zorder>btn_4</zorder>
+  <zorder>cardSlot</zorder>
+  <zorder>btn_7</zorder>
+  <zorder>btn_10</zorder>
+  <zorder>btnEmpty_3</zorder>
+  <zorder>btnPIN</zorder>
+  <zorder>btnEmpty_5</zorder>
+  <zorder>btn_1</zorder>
+  <zorder>btnEmpty_4</zorder>
+  <zorder>btn_15</zorder>
+  <zorder>btnEmpty_2</zorder>
+  <zorder>cardSlot_2</zorder>
+  <zorder>btn_9</zorder>
+  <zorder>btn_11</zorder>
+  <zorder>btn_2</zorder>
+  <zorder>btn_0</zorder>
+  <zorder>btnBack_2</zorder>
+  <zorder>btnEmpty_6</zorder>
+  <zorder>cardArrow</zorder>
+  <zorder>btn_8</zorder>
+  <zorder>btn_14</zorder>
+  <zorder>txtBack</zorder>
+  <zorder>btn_5</zorder>
+  <zorder>cardSlot_3</zorder>
+  <zorder>btn_6</zorder>
+  <zorder>btn_3</zorder>
+  <zorder>cardSlotBorder</zorder>
+  <zorder>txtPicture</zorder>
+  <zorder>labelData</zorder>
+  <zorder>labelData_3</zorder>
+  <zorder>labelData_2</zorder>
+  <zorder>txtPIN</zorder>
+  <zorder>txtChangePIN</zorder>
+  <zorder>labelPinINFO</zorder>
  </widget>
  <resources/>
  <connections/>
```
The commit also changes 5 other files.
